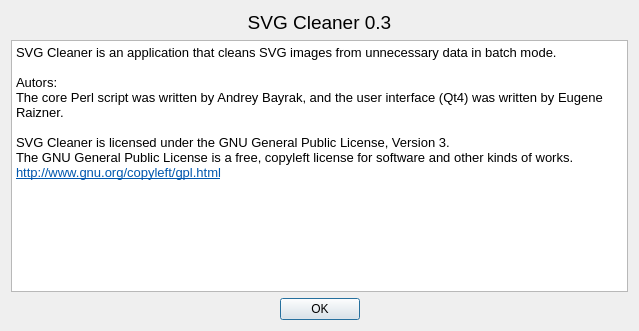
RazrFalcon/svgcleaner, file src/aboutdialog.ui: the form before one commit.
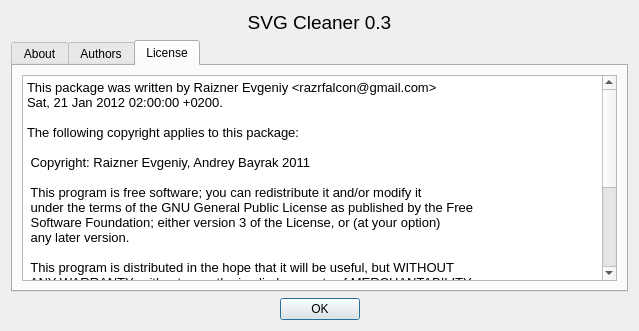
The form after the commit. The open tabs and pages were chosen to show the change.

Patch:
```diff
--- a/src/aboutdialog.ui
+++ b/src/aboutdialog.ui
@@ -36,19 +36,90 @@
     </widget>
    </item>
    <item>
-    <widget class="QTextBrowser" name="textBrowser">
-     <property name="html">
-      <string>&lt;!DOCTYPE HTML PUBLIC &quot;-//W3C//DTD HTML 4.0//EN&quot; &quot;http://www.w3.org/TR/REC-html40/strict.dtd&quot;&gt;
-&lt;html&gt;&lt;head&gt;&lt;meta name=&quot;qrichtext&quot; content=&quot;1&quot; /&gt;&lt;style type=&quot;text/css&quot;&gt;
-p, li { white-space: pre-wrap; }
-&lt;/style&gt;&lt;/head&gt;&lt;body style=&quot; font-family:'Verdana'; font-size:10pt; font-weight:400; font-style:normal;&quot;&gt;
-&lt;p style=&quot; margin-top:0px; margin-bottom:0px; margin-left:0px; margin-right:0px; -qt-block-indent:0; text-indent:0px;&quot;&gt;SVG Cleaner is an application that cleans SVG images from unnecessary data in batch mode.&lt;/p&gt;
-&lt;p style=&quot;-qt-paragraph-type:empty; margin-top:0px; margin-bottom:0px; margin-left:0px; margin-right:0px; -qt-block-indent:0; text-indent:0px;&quot;&gt;&lt;/p&gt;
-&lt;p style=&quot; margin-top:0px; margin-bottom:0px; margin-left:0px; margin-right:0px; -qt-block-indent:0; text-indent:0px;&quot;&gt;Autors:&lt;/p&gt;
-&lt;p style=&quot; margin-top:0px; margin-bottom:0px; margin-left:0px; margin-right:0px; -qt-block-indent:0; text-indent:0px;&quot;&gt;The core Perl script was written by Andrey Bayrak, and the user interface (Qt4) was written by Eugene Raizner.&lt;/p&gt;
-&lt;p style=&quot;-qt-paragraph-type:empty; margin-top:0px; margin-bottom:0px; margin-left:0px; margin-right:0px; -qt-block-indent:0; text-indent:0px;&quot;&gt;&lt;/p&gt;
-&lt;p style=&quot; margin-top:0px; margin-bottom:0px; margin-left:0px; margin-right:0px; -qt-block-indent:0; text-indent:0px;&quot;&gt;SVG Cleaner is licensed under the GNU General Public License, Version 3.&lt;br /&gt;The GNU General Public License is a free, copyleft license for software and other kinds of works.&lt;br /&gt;&lt;a href=&quot;http://www.gnu.org/copyleft/gpl.html&quot;&gt;&lt;span style=&quot; text-decoration: underline; color:#0057ae;&quot;&gt;http://www.gnu.org/copyleft/gpl.html&lt;/span&gt;&lt;/a&gt;&lt;/p&gt;&lt;/body&gt;&lt;/html&gt;</string>
+    <widget class="QTabWidget" name="tabWidget">
+     <property name="currentIndex">
+      <number>0</number>
      </property>
+     <widget class="QWidget" name="tab">
+      <attribute name="title">
+       <string>About</string>
+      </attribute>
+      <layout class="QVBoxLayout" name="verticalLayout_2">
+       <item>
+        <widget class="QTextBrowser" name="textBrowser">
+         <property name="html">
+          <string>&lt;!DOCTYPE HTML PUBLIC &quot;-//W3C//DTD HTML 4.0//EN&quot; &quot;http://www.w3.org/TR/REC-html40/strict.dtd&quot;&gt;
+&lt;html&gt;&lt;head&gt;&lt;meta name=&quot;qrichtext&quot; content=&quot;1&quot; /&gt;&lt;style type=&quot;text/css&quot;&gt;
+p, li { white-space: pre-wrap; }
+&lt;/style&gt;&lt;/head&gt;&lt;body style=&quot; font-family:'Verdana'; font-size:10pt; font-weight:400; font-style:normal;&quot;&gt;
+&lt;p style=&quot; margin-top:12px; margin-bottom:12px; margin-left:0px; margin-right:0px; -qt-block-indent:0; text-indent:0px;&quot;&gt;&lt;span style=&quot; color:#000000;&quot;&gt;Generally, SVG files produced by vector editors contain a lot of unused elements and attributes that just blow up their size, but not add quality.&lt;br /&gt;SVG Cleaner could help you to clean up your SVG files from unnecessary data. It works in batch mode and basically does two things:&lt;br /&gt;- removing elements and attributes that don't contribute to the final rendering; &lt;br /&gt;- making those elements and attributes that are actually used more compact.&lt;br /&gt;The app has a lot of options for cleanup and optimization and provides multithreaded file processing on the multicore processors.&lt;br /&gt;Usually, images cleaned by SVG Cleaner may be as small as 10-60% of the original sizes.&lt;/span&gt;&lt;/p&gt;
+&lt;p style=&quot; margin-top:12px; margin-bottom:12px; margin-left:0px; margin-right:0px; -qt-block-indent:0; text-indent:0px;&quot;&gt;&lt;span style=&quot; color:#000000;&quot;&gt;Important! Internal image viewer in SVG Cleaner uses QtSvg for rendering SVG images. Since Qt supports only the static features of SVG 1.2 Tiny that imposes a number of restrictions on rendering of advanced features. For instance, elements such as clipPath, mask, filters etc. will not be rendered at all.&lt;/span&gt;&lt;/p&gt;
+&lt;p style=&quot; margin-top:12px; margin-bottom:12px; margin-left:0px; margin-right:0px; -qt-block-indent:0; text-indent:0px;&quot;&gt;&lt;span style=&quot; color:#000000;&quot;&gt;We apologize in advance for any bugs. Please send bug reports to svgcleanerteam@gmail.com.&lt;/span&gt;&lt;/p&gt;&lt;/body&gt;&lt;/html&gt;</string>
+         </property>
+        </widget>
+       </item>
+      </layout>
+     </widget>
+     <widget class="QWidget" name="tab_2">
+      <attribute name="title">
+       <string>Authors</string>
+      </attribute>
+      <layout class="QVBoxLayout" name="verticalLayout_3">
+       <item>
+        <widget class="QTextBrowser" name="textBrowser_2">
+         <property name="html">
+          <string>&lt;!DOCTYPE HTML PUBLIC &quot;-//W3C//DTD HTML 4.0//EN&quot; &quot;http://www.w3.org/TR/REC-html40/strict.dtd&quot;&gt;
+&lt;html&gt;&lt;head&gt;&lt;meta name=&quot;qrichtext&quot; content=&quot;1&quot; /&gt;&lt;style type=&quot;text/css&quot;&gt;
+p, li { white-space: pre-wrap; }
+&lt;/style&gt;&lt;/head&gt;&lt;body style=&quot; font-family:'Verdana'; font-size:10pt; font-weight:400; font-style:normal;&quot;&gt;
+&lt;p style=&quot; margin-top:0px; margin-bottom:0px; margin-left:0px; margin-right:0px; -qt-block-indent:0; text-indent:0px;&quot;&gt;Raizner Evgeniy &amp;lt;razrfalcon@gmail.com&amp;gt;&lt;/p&gt;
+&lt;p style=&quot; margin-top:0px; margin-bottom:0px; margin-left:0px; margin-right:0px; -qt-block-indent:0; text-indent:0px;&quot;&gt;Andrey Bayrak &amp;lt;andrey.bayrak@gmail.com&amp;gt;&lt;/p&gt;&lt;/body&gt;&lt;/html&gt;</string>
+         </property>
+        </widget>
+       </item>
+      </layout>
+     </widget>
+     <widget class="QWidget" name="tab_3">
+      <attribute name="title">
+       <string>License</string>
+      </attribute>
+      <layout class="QVBoxLayout" name="verticalLayout_4">
+       <item>
+        <widget class="QTextBrowser" name="textBrowser_3">
+         <property name="html">
+          <string>&lt;!DOCTYPE HTML PUBLIC &quot;-//W3C//DTD HTML 4.0//EN&quot; &quot;http://www.w3.org/TR/REC-html40/strict.dtd&quot;&gt;
+&lt;html&gt;&lt;head&gt;&lt;meta name=&quot;qrichtext&quot; content=&quot;1&quot; /&gt;&lt;style type=&quot;text/css&quot;&gt;
+p, li { white-space: pre-wrap; }
+&lt;/style&gt;&lt;/head&gt;&lt;body style=&quot; font-family:'Verdana'; font-size:10pt; font-weight:400; font-style:normal;&quot;&gt;
+&lt;p style=&quot; margin-top:0px; margin-bottom:0px; margin-left:0px; margin-right:0px; -qt-block-indent:0; text-indent:0px;&quot;&gt;This package was written by Raizner Evgeniy &amp;lt;razrfalcon@gmail.com&amp;gt;&lt;/p&gt;
+&lt;p style=&quot; margin-top:0px; margin-bottom:0px; margin-left:0px; margin-right:0px; -qt-block-indent:0; text-indent:0px;&quot;&gt;Sat, 21 Jan 2012 02:00:00 +0200.&lt;/p&gt;
+&lt;p style=&quot;-qt-paragraph-type:empty; margin-top:0px; margin-bottom:0px; margin-left:0px; margin-right:0px; -qt-block-indent:0; text-indent:0px;&quot;&gt;&lt;/p&gt;
+&lt;p style=&quot; margin-top:0px; margin-bottom:0px; margin-left:0px; margin-right:0px; -qt-block-indent:0; text-indent:0px;&quot;&gt;The following copyright applies to this package:&lt;/p&gt;
+&lt;p style=&quot;-qt-paragraph-type:empty; margin-top:0px; margin-bottom:0px; margin-left:0px; margin-right:0px; -qt-block-indent:0; text-indent:0px;&quot;&gt;&lt;/p&gt;
+&lt;p style=&quot; margin-top:0px; margin-bottom:0px; margin-left:0px; margin-right:0px; -qt-block-indent:0; text-indent:0px;&quot;&gt; Copyright: Raizner Evgeniy, Andrey Bayrak 2011&lt;/p&gt;
+&lt;p style=&quot;-qt-paragraph-type:empty; margin-top:0px; margin-bottom:0px; margin-left:0px; margin-right:0px; -qt-block-indent:0; text-indent:0px;&quot;&gt;&lt;/p&gt;
+&lt;p style=&quot; margin-top:0px; margin-bottom:0px; margin-left:0px; margin-right:0px; -qt-block-indent:0; text-indent:0px;&quot;&gt; This program is free software; you can redistribute it and/or modify it&lt;/p&gt;
+&lt;p style=&quot; margin-top:0px; margin-bottom:0px; margin-left:0px; margin-right:0px; -qt-block-indent:0; text-indent:0px;&quot;&gt; under the terms of the GNU General Public License as published by the Free&lt;/p&gt;
+&lt;p style=&quot; margin-top:0px; margin-bottom:0px; margin-left:0px; margin-right:0px; -qt-block-indent:0; text-indent:0px;&quot;&gt; Software Foundation; either version 3 of the License, or (at your option)&lt;/p&gt;
+&lt;p style=&quot; margin-top:0px; margin-bottom:0px; margin-left:0px; margin-right:0px; -qt-block-indent:0; text-indent:0px;&quot;&gt; any later version.&lt;/p&gt;
+&lt;p style=&quot;-qt-paragraph-type:empty; margin-top:0px; margin-bottom:0px; margin-left:0px; margin-right:0px; -qt-block-indent:0; text-indent:0px;&quot;&gt;&lt;/p&gt;
+&lt;p style=&quot; margin-top:0px; margin-bottom:0px; margin-left:0px; margin-right:0px; -qt-block-indent:0; text-indent:0px;&quot;&gt; This program is distributed in the hope that it will be useful, but WITHOUT&lt;/p&gt;
+&lt;p style=&quot; margin-top:0px; margin-bottom:0px; margin-left:0px; margin-right:0px; -qt-block-indent:0; text-indent:0px;&quot;&gt; ANY WARRANTY; without even the implied warranty of MERCHANTABILITY or&lt;/p&gt;
+&lt;p style=&quot; margin-top:0px; margin-bottom:0px; margin-left:0px; margin-right:0px; -qt-block-indent:0; text-indent:0px;&quot;&gt; FITNESS FOR A PARTICULAR PURPOSE.  See the GNU General Public License for&lt;/p&gt;
+&lt;p style=&quot; margin-top:0px; margin-bottom:0px; margin-left:0px; margin-right:0px; -qt-block-indent:0; text-indent:0px;&quot;&gt; more details.&lt;/p&gt;
+&lt;p style=&quot;-qt-paragraph-type:empty; margin-top:0px; margin-bottom:0px; margin-left:0px; margin-right:0px; -qt-block-indent:0; text-indent:0px;&quot;&gt;&lt;/p&gt;
+&lt;p style=&quot; margin-top:0px; margin-bottom:0px; margin-left:0px; margin-right:0px; -qt-block-indent:0; text-indent:0px;&quot;&gt; You should have received a copy of the GNU General Public License along&lt;/p&gt;
+&lt;p style=&quot; margin-top:0px; margin-bottom:0px; margin-left:0px; margin-right:0px; -qt-block-indent:0; text-indent:0px;&quot;&gt; with this program; if not, write to the Free Software Foundation, Inc.,&lt;/p&gt;
+&lt;p style=&quot; margin-top:0px; margin-bottom:0px; margin-left:0px; margin-right:0px; -qt-block-indent:0; text-indent:0px;&quot;&gt; 51 Franklin Street, Fifth Floor, Boston, MA  02110-1301, USA&lt;/p&gt;
+&lt;p style=&quot;-qt-paragraph-type:empty; margin-top:0px; margin-bottom:0px; margin-left:0px; margin-right:0px; -qt-block-indent:0; text-indent:0px;&quot;&gt;&lt;/p&gt;
+&lt;p style=&quot; margin-top:0px; margin-bottom:0px; margin-left:0px; margin-right:0px; -qt-block-indent:0; text-indent:0px;&quot;&gt;On Debian GNU/Linux systems, the complete text of the GNU General&lt;/p&gt;
+&lt;p style=&quot; margin-top:0px; margin-bottom:0px; margin-left:0px; margin-right:0px; -qt-block-indent:0; text-indent:0px;&quot;&gt;Public License can be found in `/usr/share/common-licenses/GPL'.&lt;/p&gt;
+&lt;p style=&quot;-qt-paragraph-type:empty; margin-top:0px; margin-bottom:0px; margin-left:0px; margin-right:0px; -qt-block-indent:0; text-indent:0px;&quot;&gt;&lt;/p&gt;&lt;/body&gt;&lt;/html&gt;</string>
+         </property>
+        </widget>
+       </item>
+      </layout>
+     </widget>
     </widget>
    </item>
    <item>
```
